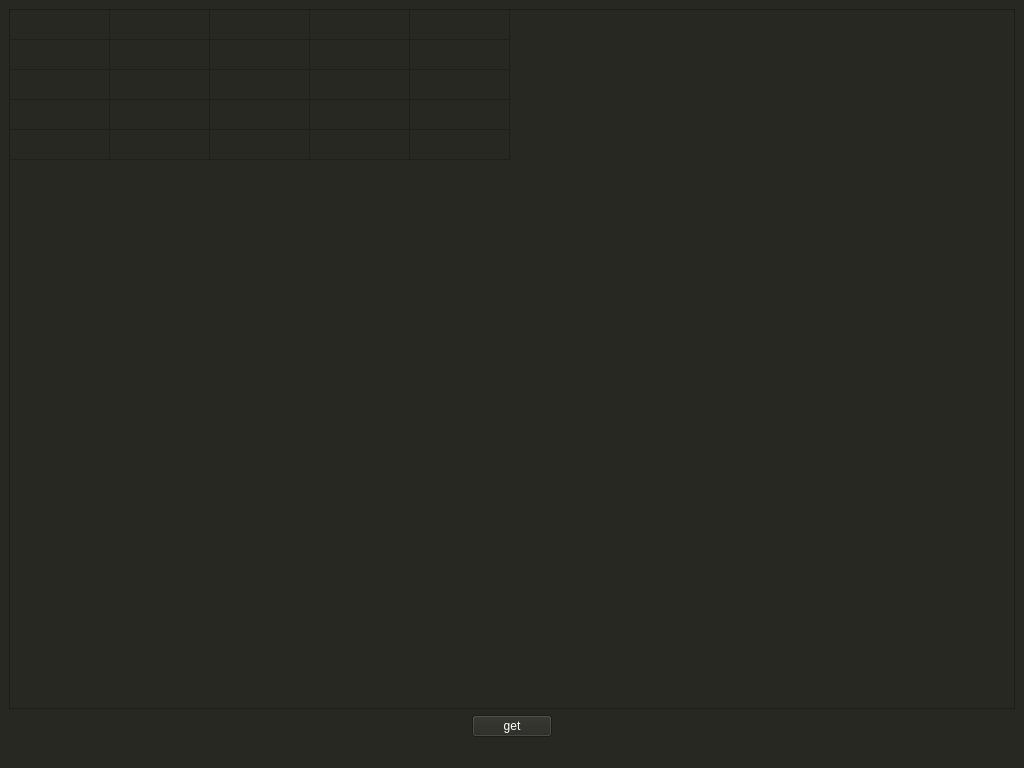
The window that views/main_ui.ui (Hudrolax/leskraft_terminal) describes before a commit, drawn with Qt 5.
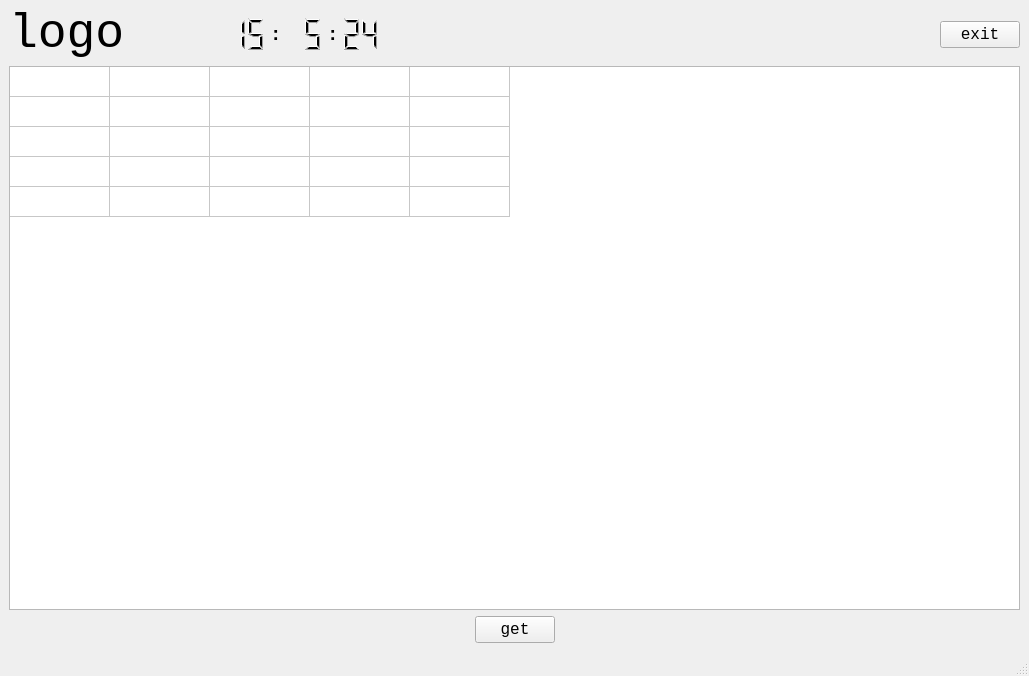
The same window after the commit.

What changed in the file:
```diff
--- a/views/main_ui.ui
+++ b/views/main_ui.ui
@@ -6,8 +6,8 @@
    <rect>
     <x>0</x>
     <y>0</y>
-    <width>1024</width>
-    <height>768</height>
+    <width>1029</width>
+    <height>676</height>
    </rect>
   </property>
   <property name="font">
@@ -23,18 +23,231 @@
    <string>MainWindow</string>
   </property>
   <property name="styleSheet">
-   <string notr="true">background-color: rgb(39, 40, 34);
-font: 12pt &quot;Consolas&quot;;
-color: white
-</string>
+   <string notr="true"/>
   </property>
   <widget class="QWidget" name="centralwidget">
    <layout class="QVBoxLayout" name="verticalLayout">
+    <item>
+     <layout class="QHBoxLayout" name="horizontalLayout_4">
+      <property name="sizeConstraint">
+       <enum>QLayout::SetDefaultConstraint</enum>
+      </property>
+      <item>
+       <widget class="QLabel" name="logo_label">
+        <property name="enabled">
+         <bool>true</bool>
+        </property>
+        <property name="sizePolicy">
+         <sizepolicy hsizetype="Fixed" vsizetype="Fixed">
+          <horstretch>0</horstretch>
+          <verstretch>0</verstretch>
+         </sizepolicy>
+        </property>
+        <property name="minimumSize">
+         <size>
+          <width>211</width>
+          <height>51</height>
+         </size>
+        </property>
+        <property name="maximumSize">
+         <size>
+          <width>211</width>
+          <height>51</height>
+         </size>
+        </property>
+        <property name="font">
+         <font>
+          <pointsize>36</pointsize>
+         </font>
+        </property>
+        <property name="text">
+         <string>logo</string>
+        </property>
+       </widget>
+      </item>
+      <item>
+       <layout class="QHBoxLayout" name="time_layout">
+        <property name="spacing">
+         <number>1</number>
+        </property>
+        <property name="sizeConstraint">
+         <enum>QLayout::SetNoConstraint</enum>
+        </property>
+        <item>
+         <widget class="QLCDNumber" name="time_lcd_hour">
+          <property name="minimumSize">
+           <size>
+            <width>41</width>
+            <height>41</height>
+           </size>
+          </property>
+          <property name="font">
+           <font>
+            <pointsize>12</pointsize>
+            <weight>75</weight>
+            <bold>true</bold>
+           </font>
+          </property>
+          <property name="frameShape">
+           <enum>QFrame::NoFrame</enum>
+          </property>
+          <property name="smallDecimalPoint">
+           <bool>false</bool>
+          </property>
+          <property name="digitCount">
+           <number>2</number>
+          </property>
+          <property name="mode">
+           <enum>QLCDNumber::Dec</enum>
+          </property>
+          <property name="segmentStyle">
+           <enum>QLCDNumber::Filled</enum>
+          </property>
+          <property name="value" stdset="0">
+           <double>15.000000000000000</double>
+          </property>
+          <property name="intValue" stdset="0">
+           <number>15</number>
+          </property>
+         </widget>
+        </item>
+        <item>
+         <widget class="QLabel" name="time_separator_1">
+          <property name="font">
+           <font>
+            <pointsize>14</pointsize>
+            <weight>75</weight>
+            <bold>true</bold>
+           </font>
+          </property>
+          <property name="text">
+           <string>:</string>
+          </property>
+          <property name="margin">
+           <number>0</number>
+          </property>
+          <property name="indent">
+           <number>2</number>
+          </property>
+         </widget>
+        </item>
+        <item>
+         <widget class="QLCDNumber" name="time_lcd_minute">
+          <property name="minimumSize">
+           <size>
+            <width>41</width>
+            <height>41</height>
+           </size>
+          </property>
+          <property name="frameShape">
+           <enum>QFrame::NoFrame</enum>
+          </property>
+          <property name="midLineWidth">
+           <number>0</number>
+          </property>
+          <property name="digitCount">
+           <number>2</number>
+          </property>
+          <property name="value" stdset="0">
+           <double>5.000000000000000</double>
+          </property>
+          <property name="intValue" stdset="0">
+           <number>5</number>
+          </property>
+         </widget>
+        </item>
+        <item>
+         <widget class="QLabel" name="time_separator_2">
+          <property name="font">
+           <font>
+            <pointsize>14</pointsize>
+            <weight>75</weight>
+            <bold>true</bold>
+           </font>
+          </property>
+          <property name="text">
+           <string>:</string>
+          </property>
+          <property name="indent">
+           <number>2</number>
+          </property>
+         </widget>
+        </item>
+        <item>
+         <widget class="QLCDNumber" name="time_lcd_second">
+          <property name="minimumSize">
+           <size>
+            <width>41</width>
+            <height>41</height>
+           </size>
+          </property>
+          <property name="frameShape">
+           <enum>QFrame::NoFrame</enum>
+          </property>
+          <property name="digitCount">
+           <number>2</number>
+          </property>
+          <property name="intValue" stdset="0">
+           <number>24</number>
+          </property>
+         </widget>
+        </item>
+       </layout>
+      </item>
+      <item>
+       <spacer name="horizontalSpacer_4">
+        <property name="orientation">
+         <enum>Qt::Horizontal</enum>
+        </property>
+        <property name="sizeHint" stdset="0">
+         <size>
+          <width>40</width>
+          <height>20</height>
+         </size>
+        </property>
+       </spacer>
+      </item>
+      <item>
+       <widget class="QPushButton" name="exit_btn">
+        <property name="text">
+         <string>exit</string>
+        </property>
+       </widget>
+      </item>
+     </layout>
+    </item>
     <item>
      <widget class="QTableWidget" name="tbl1">
+      <property name="sizePolicy">
+       <sizepolicy hsizetype="Expanding" vsizetype="Expanding">
+        <horstretch>0</horstretch>
+        <verstretch>0</verstretch>
+       </sizepolicy>
+      </property>
+      <property name="minimumSize">
+       <size>
+        <width>1011</width>
+        <height>500</height>
+       </size>
+      </property>
       <property name="layoutDirection">
        <enum>Qt::LeftToRight</enum>
       </property>
+      <property name="editTriggers">
+       <set>QAbstractItemView::NoEditTriggers</set>
+      </property>
+      <property name="dragDropOverwriteMode">
+       <bool>false</bool>
+      </property>
+      <property name="alternatingRowColors">
+       <bool>false</bool>
+      </property>
+      <property name="selectionMode">
+       <enum>QAbstractItemView::SingleSelection</enum>
+      </property>
+      <property name="selectionBehavior">
+       <enum>QAbstractItemView::SelectRows</enum>
+      </property>
       <property name="showGrid">
        <bool>true</bool>
       </property>
@@ -48,7 +261,7 @@
        <bool>true</bool>
       </property>
       <property name="cornerButtonEnabled">
-       <bool>true</bool>
+       <bool>false</bool>
       </property>
       <property name="rowCount">
        <number>5</number>
```
Left out of the diff: 4 changed lines with no effect on the pictures.
